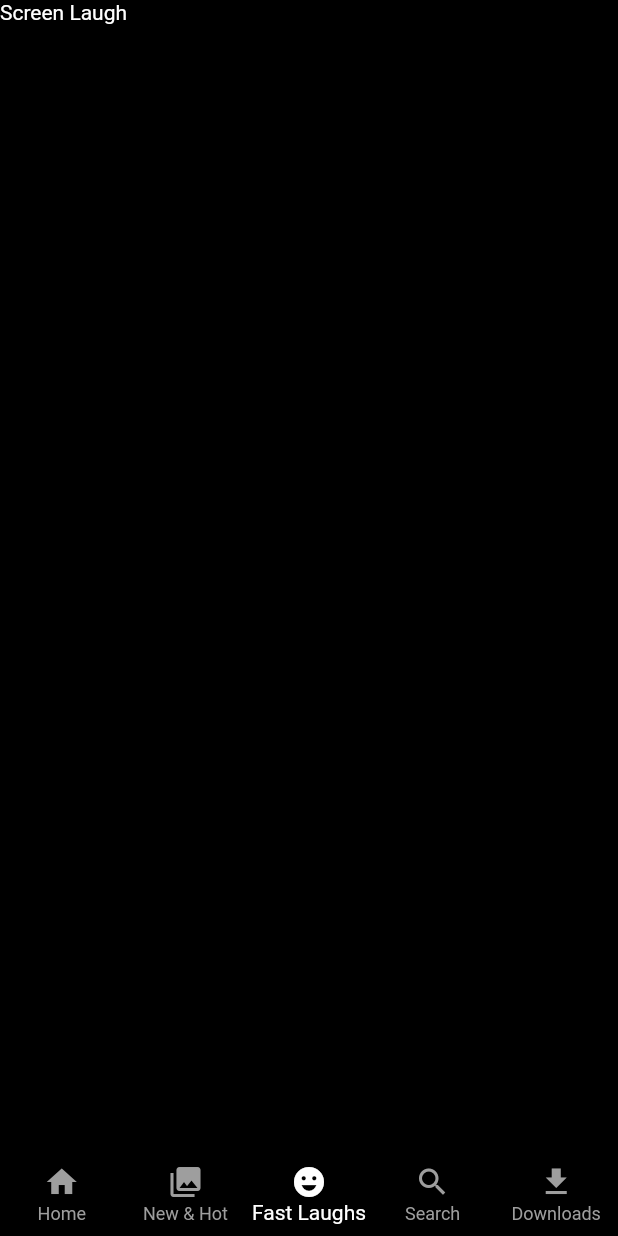
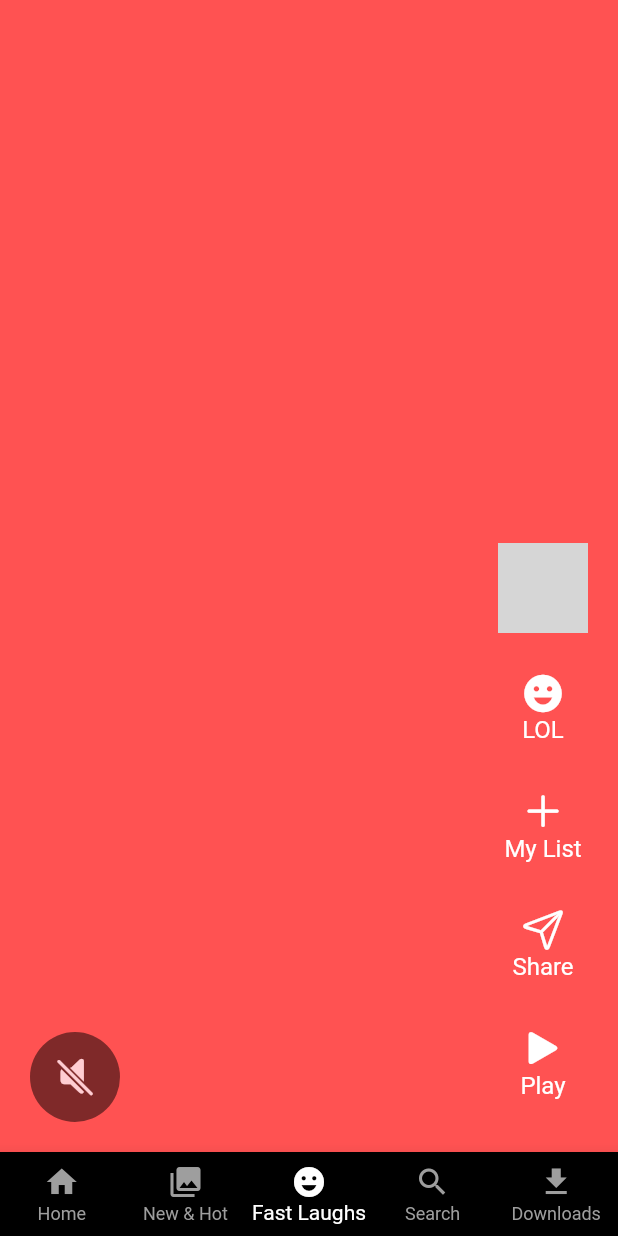
Before and after one commit to sauravramesan/netflix_app, a Flutter app: the screen it shows after launch, item 3 of the bottom bar chosen, on a phone screen of 412 x 824 dp. Run offline on Flutter 3.47's test engine with Material 2 defaults, Android fonts, the phone set to English and light mode, and no system bars; our stand-ins replace bordered_text, google_fonts; network calls fail; grey boxes are pictures that could not be loaded.

Commit message:
Second Day

```diff
--- a/lib/domain/core/colors/colors.dart
+++ b/lib/domain/core/colors/colors.dart
@@ -2,6 +2,6 @@ import 'package:flutter/material.dart';
 
 const backgroundColor = Colors.black;
 const kWhiteColor = Colors.white;
-final kButtonColorBlue = Colors.blueAccent[600];
+const kButtonColorBlue = Color.fromARGB(255, 34, 102, 218);
 const kButtonColorWhite = Colors.white;
 const kBlackColor =Colors.black;
--- a/lib/domain/core/constants.dart
+++ b/lib/domain/core/constants.dart
@@ -2,3 +2,5 @@ import 'package:flutter/material.dart';
 
 const kwidth = SizedBox(width: 10,);
 const kheight = SizedBox(height: 6,);
+final BorderRadius kRadius10 = BorderRadius.circular(10);
+const  kwidth5 = SizedBox(width: 5,);
--- a/lib/presentation/downloads/screen_downloads.dart
+++ b/lib/presentation/downloads/screen_downloads.dart
@@ -42,6 +42,7 @@ class Section2 extends StatelessWidget {
     final Size size = MediaQuery.of(context).size;
     return Column(
       children: [
+        kheight,
         kheight,
         const Text(
           'Introducing Downloads for You',
@@ -120,6 +121,7 @@ class Section3 extends StatelessWidget {
             ),
           ),
         ),
+        kheight,
         kheight,
         Padding(
           padding: const EdgeInsets.symmetric(
--- a/lib/presentation/fast_laugh/screen_fast_laugh.dart
+++ b/lib/presentation/fast_laugh/screen_fast_laugh.dart
@@ -1,12 +1,19 @@
 import 'package:flutter/material.dart';
+import 'package:netflix_app/presentation/fast_laugh/widgets/video_list_item.dart';
 
 class ScreenFastLaugh extends StatelessWidget {
   const ScreenFastLaugh({Key? key}) : super(key: key);
 
   @override
   Widget build(BuildContext context) {
-    return const Scaffold(
-      body: Text('Screen Laugh'),
+    return Scaffold(
+      body: SafeArea(child: PageView(
+        scrollDirection: Axis.vertical,
+          children: List.generate(10, (index){
+            return VideoListItem(index: index,);
+          } ),
+        ),
+      ),
     );
   }
 }
--- /dev/null
+++ b/lib/presentation/fast_laugh/widgets/video_list_item.dart
@@ -0,0 +1,81 @@
+import 'package:flutter/cupertino.dart';
+import 'package:flutter/material.dart';
+import 'package:netflix_app/domain/core/colors/colors.dart';
+
+class VideoListItem extends StatelessWidget {
+  final int index;
+  const VideoListItem({Key? key, required this.index}) : super(key: key);
+
+  @override
+  Widget build(BuildContext context) {
+    return Stack(
+      children: [
+        Container(
+          color: Colors.accents[index % Colors.accents.length],
+        ),
+        Align(
+          alignment: Alignment.bottomCenter,
+          child: Padding(
+            padding: const EdgeInsets.symmetric(horizontal: 20, vertical: 20),
+            child: Row(
+              mainAxisAlignment: MainAxisAlignment.spaceBetween,
+              crossAxisAlignment: CrossAxisAlignment.end,
+              children: [
+                CircleAvatar(
+                  backgroundColor: Colors.black.withOpacity(0.5),
+                  radius: 30,
+                  child: IconButton(
+                    onPressed: () {},
+                    icon: const Icon(
+                      CupertinoIcons.volume_off,
+                      size: 30,
+                    ),
+                  ),
+                ),
+                Column(
+                  mainAxisAlignment: MainAxisAlignment.end,
+                  children: const [
+                    Padding(
+                      padding: EdgeInsets.symmetric(vertical: 10),
+                      child: CircleAvatar(
+                        radius: 30,
+                        backgroundImage: NetworkImage('https://assets.mubicdn.net/images/notebook/post_images/19893/images-w1400.jpg?1449196747'),
+                      ),
+                    ),
+                    VideoActionWidget(icon: Icons.emoji_emotions, title: 'LOL'),
+                    VideoActionWidget(icon: CupertinoIcons.add, title: 'My List'),
+                    VideoActionWidget(icon: CupertinoIcons.paperplane, title: 'Share'),
+                    VideoActionWidget(icon: CupertinoIcons.play_fill, title: 'Play')
+
+                  ],
+                )
+              ],
+            ),
+          ),
+        )
+      ],
+    );
+  }
+}
+
+class VideoActionWidget extends StatelessWidget {
+  final IconData icon;
+
+  final String title;
+  const VideoActionWidget({Key? key,required this.icon,required this.title}) : super(key: key);
+
+  @override
+  Widget build(BuildContext context) {
+    return Padding(
+      padding: const EdgeInsets.symmetric(vertical: 15,),
+      child: Column(
+        children: [
+          Icon(icon,color: kWhiteColor,
+          size: 30,
+          ),
+          Text(title,style: const TextStyle(color: kWhiteColor,fontSize: 16),),
+        ],
+      ),
+    );
+  }
+}
--- a/pubspec.yaml
+++ b/pubspec.yaml
@@ -35,6 +35,8 @@ dependencies:
   # Use with the CupertinoIcons class for iOS style icons.
   cupertino_icons: ^1.0.2
   google_fonts: ^3.0.1
+  video_player: ^2.4.5
+  bordered_text: ^2.0.0
 
 dev_dependencies:
   flutter_test:
```
Also changed, not shown: lib/presentation/home/screen_home.dart (+24 -2 lines), lib/presentation/home/widgets/background_card.dart (added, +49 -0 lines), lib/presentation/home/widgets/custom_button_widget.dart (added, +18 -0 lines), lib/presentation/home/widgets/number_card.dart (added, +42 -0 lines), lib/presentation/home/widgets/number_title_card.dart (added, +28 -0 lines), lib/presentation/search/screen_search.dart (+30 -2 lines), lib/presentation/search/search_idle_widget.dart (added, +74 -0 lines), lib/presentation/search/search_result.dart (added, +48 -0 lines), lib/presentation/search/search_title.dart (added, +19 -0 lines), lib/presentation/widgets/main_card.dart (added, +26 -0 lines), lib/presentation/widgets/main_title.dart (added, +17 -0 lines), lib/presentation/widgets/main_title_card.dart (added, +29 -0 lines), pubspec.lock, 1 other file.
